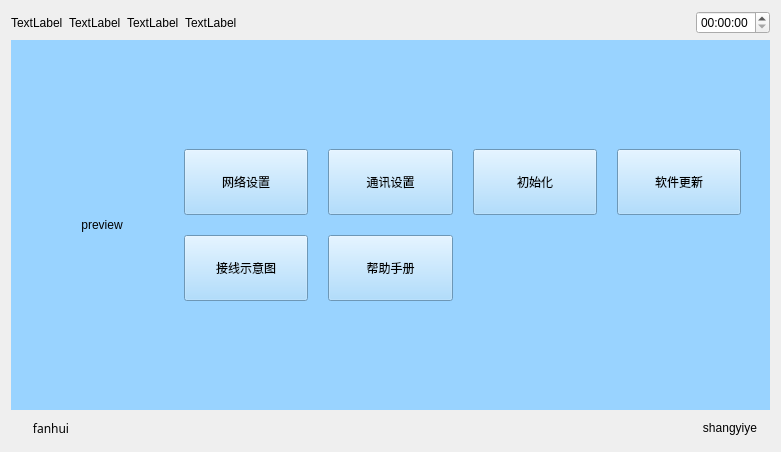
Above: WeighSensor/page3.ui from xsw258x2s5w8/WeightSensor before the change. Below: the same form after it.
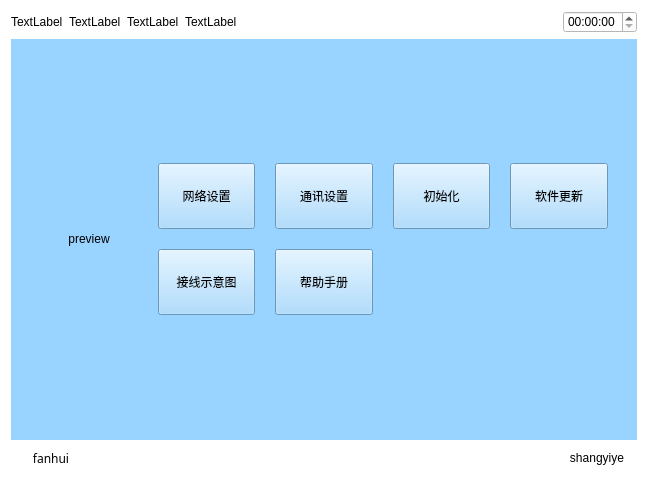
That is the form after the change.

Diff of the .ui file:
```diff
--- a/WeighSensor/page3.ui
+++ b/WeighSensor/page3.ui
@@ -6,13 +6,16 @@
    <rect>
     <x>0</x>
     <y>0</y>
-    <width>781</width>
-    <height>452</height>
+    <width>648</width>
+    <height>482</height>
    </rect>
   </property>
   <property name="windowTitle">
    <string>Form</string>
   </property>
+  <property name="styleSheet">
+   <string notr="true">background-color: rgb(255, 255, 255);</string>
+  </property>
   <layout class="QVBoxLayout" name="verticalLayout_2" stretch="1,5,1">
    <item>
     <layout class="QHBoxLayout" name="horizontalLayout_4">
```
